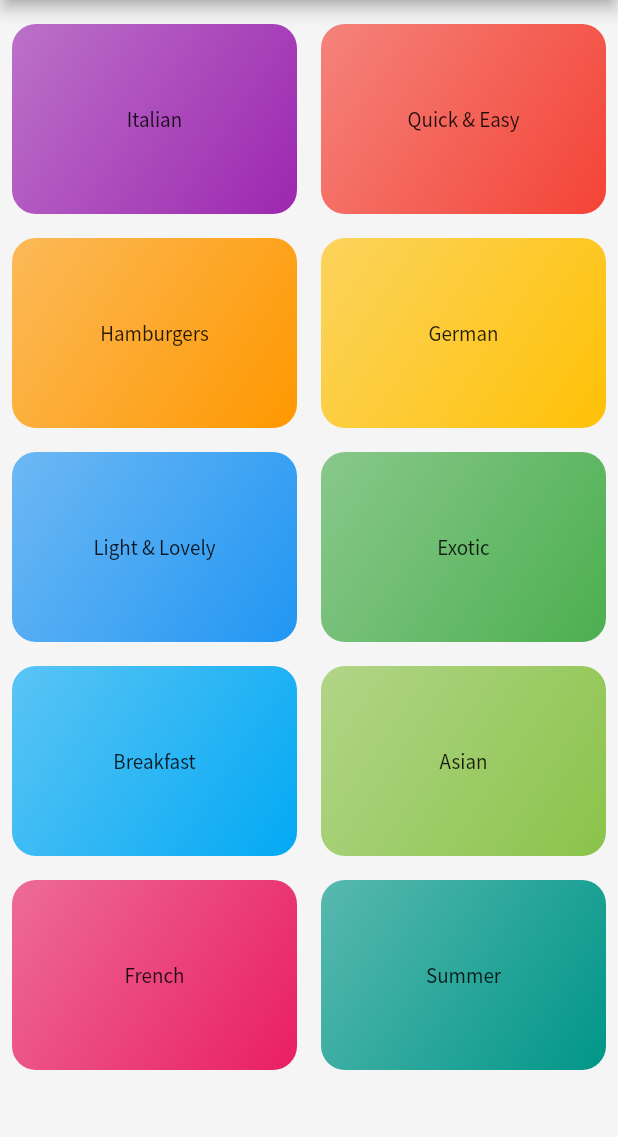
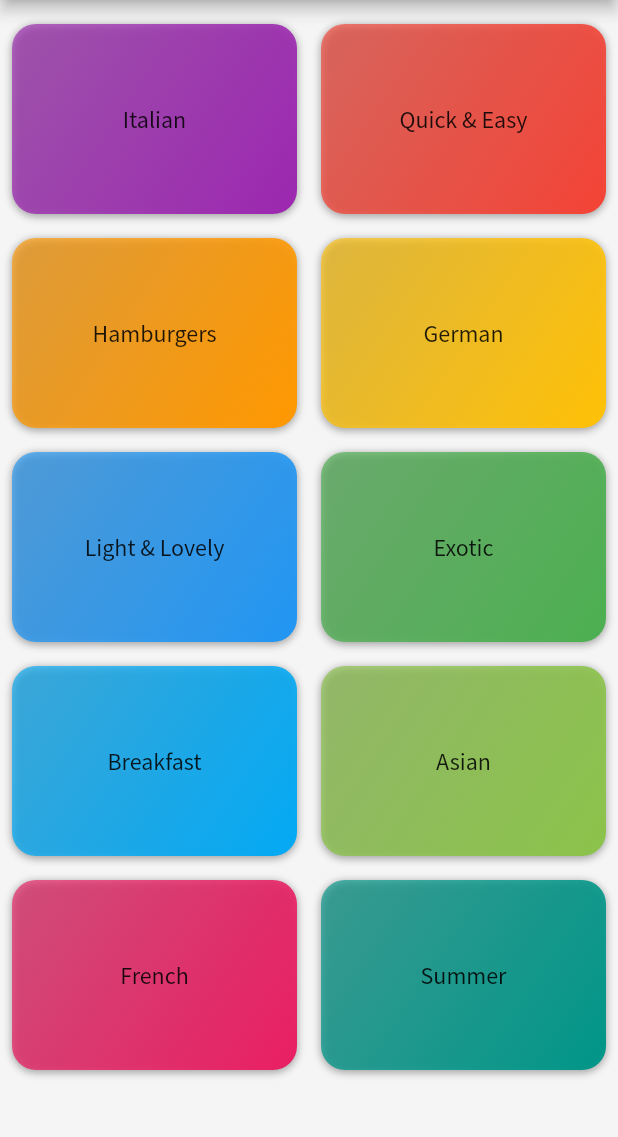
Before and after one commit to martinstofko219/fc_recipes, a Flutter app: the screen it shows after launch, on a phone screen of 412 x 824 dp, the part 84-1221 px from its top. Run offline on Flutter 3.47's test engine with Material 2 defaults, Android fonts, the phone set to English and light mode, and no system bars.

Commit message:
Added shadow to category items.

```diff
--- a/lib/category_item.dart
+++ b/lib/category_item.dart
@@ -10,6 +10,18 @@ class CategoryItem extends StatelessWidget {
   Widget build(BuildContext context) {
     return Container(
       decoration: BoxDecoration(
+        boxShadow: <BoxShadow>[
+          BoxShadow(
+            color: Colors.black26,
+            blurRadius: 4.0,
+            offset: Offset(0, 1),
+          ),
+          BoxShadow(
+            color: Colors.black12,
+            blurRadius: 4.0,
+            offset: Offset(0, 2),
+          )
+        ],
         borderRadius: BorderRadius.circular(16.0),
         gradient: LinearGradient(
           colors: [color.withOpacity(0.64), color],
@@ -18,7 +30,12 @@ class CategoryItem extends StatelessWidget {
         ),
       ),
       padding: const EdgeInsets.all(16.0),
-      child: Center(child: Text(name)),
+      child: Center(
+        child: Text(
+          name,
+          style: Theme.of(context).textTheme.subhead,
+        ),
+      ),
     );
   }
 }
```
